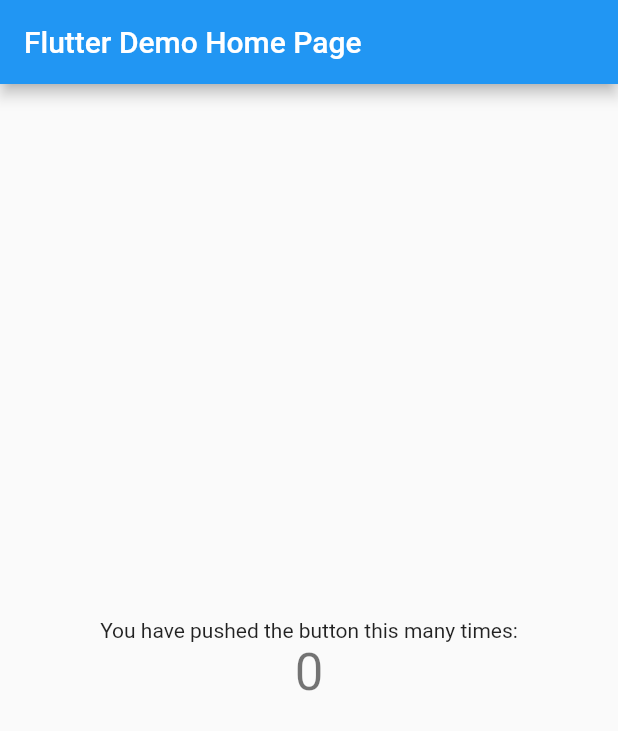
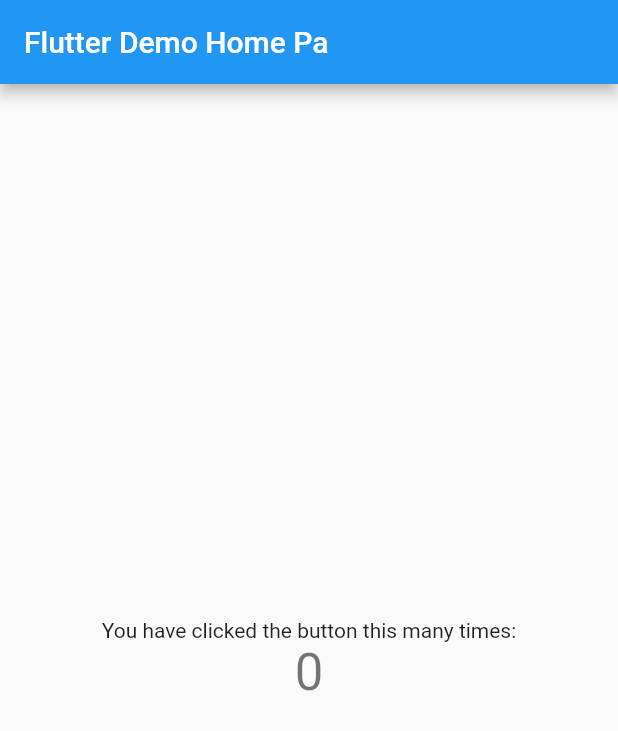
Before and after one commit to wown387/flutter-test, a Flutter app: the screen it shows after launch, on a phone screen of 412 x 824 dp. Shown: the top 731 px of the screen. Run offline on Flutter 3.47's test engine with Material 2 defaults, Android fonts, the phone set to English and light mode, and no system bars.

Commit message:
git test

```diff
--- a/my_app/lib/main.dart
+++ b/my_app/lib/main.dart
@@ -22,7 +22,7 @@ class MyApp extends StatelessWidget {
         // is not restarted.
         primarySwatch: Colors.blue,
       ),
-      home: MyHomePage(title: 'Flutter Demo Home Page'),
+      home: MyHomePage(title: 'Flutter Demo Home Pa'),
     );
   }
 }
@@ -61,7 +61,7 @@ class _MyHomePageState extends State<MyHomePage> {
 
   @override
   Widget build(BuildContext context) {
-    // This method is rerun every time setState is called, for instance as done
+    // This method is rerun every time setState is called,   for instance as done
     // by the _incrementCounter method above.
     //
     // The Flutter framework has been optimized to make rerunning build methods
@@ -94,7 +94,7 @@ class _MyHomePageState extends State<MyHomePage> {
           mainAxisAlignment: MainAxisAlignment.center,
           children: <Widget>[
             Text(
-              'You have pushed the button this many times:',
+              'You have clicked the button this many times:',
             ),
             Text(
               '$_counter',
```
